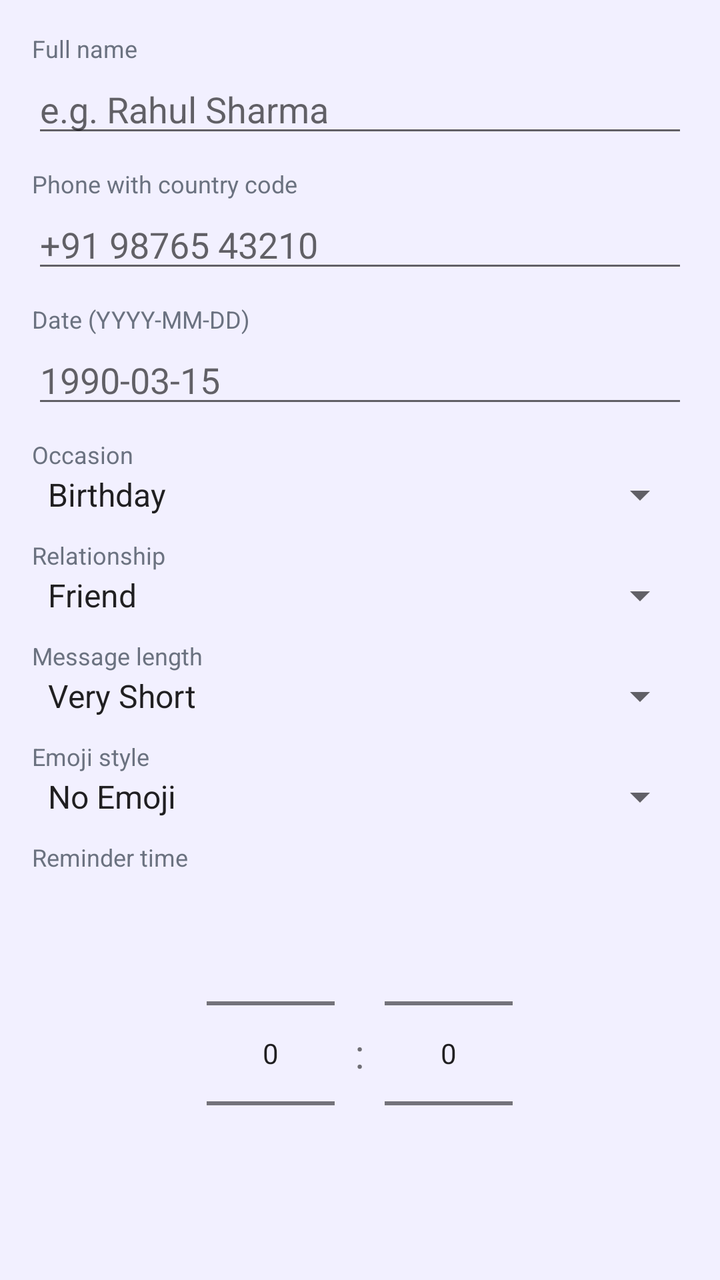
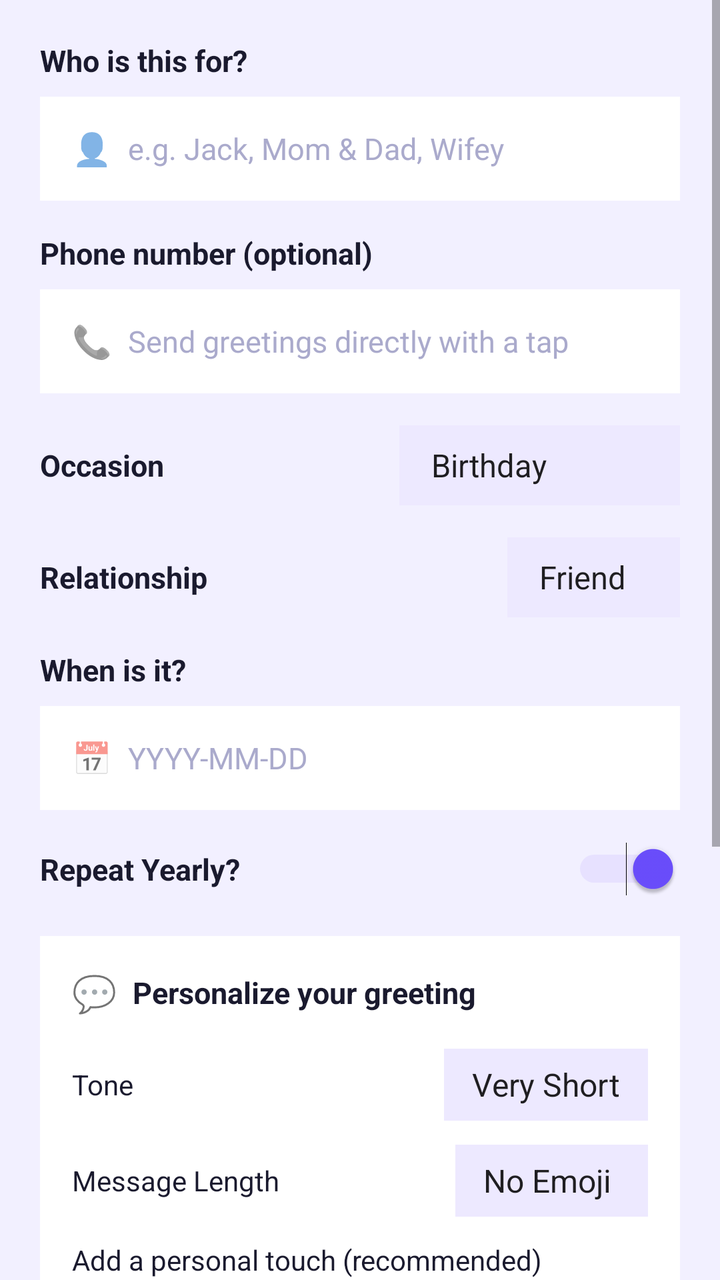

Compare the two renders of this Android layout. The source of the first and the diff that turns it into the second are given below.
<!-- AndroidManifest.xml: application theme Theme.WellWisher -->
<!-- res/layout/dialog_add.xml -->
<?xml version="1.0" encoding="utf-8"?>
<ScrollView xmlns:android="http://schemas.android.com/apk/res/android"
    android:layout_width="match_parent"
    android:layout_height="wrap_content"
    android:padding="16dp">
    <LinearLayout
        android:layout_width="match_parent"
        android:layout_height="wrap_content"
        android:orientation="vertical">
        <TextView android:layout_width="wrap_content" android:layout_height="wrap_content"
            android:text="Full name" android:textSize="12sp" android:textColor="#6b7280"/>
        <EditText android:id="@+id/etName" android:layout_width="match_parent"
            android:layout_height="wrap_content" android:hint="e.g. Rahul Sharma"
            android:layout_marginBottom="10dp"/>
        <TextView android:layout_width="wrap_content" android:layout_height="wrap_content"
            android:text="Phone with country code" android:textSize="12sp" android:textColor="#6b7280"/>
        <EditText android:id="@+id/etPhone" android:layout_width="match_parent"
            android:layout_height="wrap_content" android:hint="+91 98765 43210"
            android:inputType="phone" android:layout_marginBottom="10dp"/>
        <TextView android:layout_width="wrap_content" android:layout_height="wrap_content"
            android:text="Date (YYYY-MM-DD)" android:textSize="12sp" android:textColor="#6b7280"/>
        <EditText android:id="@+id/etDate" android:layout_width="match_parent"
            android:layout_height="wrap_content" android:hint="1990-03-15"
            android:layout_marginBottom="10dp"/>
        <TextView android:layout_width="wrap_content" android:layout_height="wrap_content"
            android:text="Occasion" android:textSize="12sp" android:textColor="#6b7280"/>
        <Spinner android:id="@+id/spinnerCat" android:layout_width="match_parent"
            android:layout_height="wrap_content" android:layout_marginBottom="10dp"
            android:entries="@array/categories"/>
        <TextView android:layout_width="wrap_content" android:layout_height="wrap_content"
            android:text="Relationship" android:textSize="12sp" android:textColor="#6b7280"/>
        <Spinner android:id="@+id/spinnerRel" android:layout_width="match_parent"
            android:layout_height="wrap_content" android:layout_marginBottom="10dp"
            android:entries="@array/relationships"/>
        <TextView android:layout_width="wrap_content" android:layout_height="wrap_content"
            android:text="Message length" android:textSize="12sp" android:textColor="#6b7280"/>
        <Spinner android:id="@+id/spinnerLen" android:layout_width="match_parent"
            android:layout_height="wrap_content" android:layout_marginBottom="10dp"
            android:entries="@array/lengths"/>
        <TextView android:layout_width="wrap_content" android:layout_height="wrap_content"
            android:text="Emoji style" android:textSize="12sp" android:textColor="#6b7280"/>
        <Spinner android:id="@+id/spinnerEmoji" android:layout_width="match_parent"
            android:layout_height="wrap_content" android:layout_marginBottom="10dp"
            android:entries="@array/emojis"/>
        <TextView android:layout_width="wrap_content" android:layout_height="wrap_content"
            android:text="Reminder time" android:textSize="12sp" android:textColor="#6b7280"/>
        <LinearLayout android:layout_width="match_parent" android:layout_height="wrap_content"
            android:gravity="center" android:layout_marginBottom="10dp">
            <NumberPicker android:id="@+id/hourPicker"
                android:layout_width="wrap_content" android:layout_height="wrap_content"/>
            <TextView android:layout_width="wrap_content" android:layout_height="wrap_content"
                android:text="  :  " android:textSize="20sp"/>
            <NumberPicker android:id="@+id/minPicker"
                android:layout_width="wrap_content" android:layout_height="wrap_content"/>
        </LinearLayout>
    </LinearLayout>
</ScrollView>
<!-- resources referenced by this layout -->
<resources>
  <string-array name="categories">
          <item>Birthday</item>
          <item>Anniversary</item>
          <item>Work Anniversary</item>
          <item>Graduation</item>
          <item>Baby Birthday</item>
          <item>Friendship Day</item>
          <item>Custom</item>
      </string-array>
  <string-array name="emojis">
          <item>No Emoji</item>
          <item>Few Emoji</item>
          <item>More Emoji</item>
      </string-array>
  <string-array name="lengths">
          <item>Very Short</item>
          <item>Short</item>
          <item>Long</item>
          <item>Very Long</item>
      </string-array>
  <string-array name="relationships">
          <item>Friend</item>
          <item>Family</item>
          <item>Colleague</item>
          <item>Boss</item>
          <item>Partner</item>
          <item>Other</item>
      </string-array>
  <style name="Theme.WellWisher" parent="Theme.MaterialComponents.DayNight.NoActionBar">
          <item name="colorPrimary">#6B4EFF</item>
          <item name="colorPrimaryVariant">#5038CC</item>
          <item name="colorOnPrimary">#FFFFFF</item>
          <item name="colorSecondary">#6B4EFF</item>
          <item name="colorOnSecondary">#FFFFFF</item>
          <item name="android:statusBarColor">#F2F0FF</item>
          <item name="android:statusBarColor">@android:color/transparent</item>
          <item name="android:windowLightStatusBar">true</item>
          <item name="android:windowBackground">#F2F0FF</item>
      </style>
</resources>

<!-- the commit's change to res/layout/dialog_add.xml (unified diff, before → after) -->
@@ -2,56 +2,340 @@
 <ScrollView xmlns:android="http://schemas.android.com/apk/res/android"
     android:layout_width="match_parent"
     android:layout_height="wrap_content"
-    android:padding="16dp">
+    android:background="#F2F0FF">
+
     <LinearLayout
         android:layout_width="match_parent"
         android:layout_height="wrap_content"
-        android:orientation="vertical">
-        <TextView android:layout_width="wrap_content" android:layout_height="wrap_content"
-            android:text="Full name" android:textSize="12sp" android:textColor="#6b7280"/>
-        <EditText android:id="@+id/etName" android:layout_width="match_parent"
-            android:layout_height="wrap_content" android:hint="e.g. Rahul Sharma"
-            android:layout_marginBottom="10dp"/>
-        <TextView android:layout_width="wrap_content" android:layout_height="wrap_content"
-            android:text="Phone with country code" android:textSize="12sp" android:textColor="#6b7280"/>
-        <EditText android:id="@+id/etPhone" android:layout_width="match_parent"
-            android:layout_height="wrap_content" android:hint="+91 98765 43210"
-            android:inputType="phone" android:layout_marginBottom="10dp"/>
-        <TextView android:layout_width="wrap_content" android:layout_height="wrap_content"
-            android:text="Date (YYYY-MM-DD)" android:textSize="12sp" android:textColor="#6b7280"/>
-        <EditText android:id="@+id/etDate" android:layout_width="match_parent"
-            android:layout_height="wrap_content" android:hint="1990-03-15"
-            android:layout_marginBottom="10dp"/>
-        <TextView android:layout_width="wrap_content" android:layout_height="wrap_content"
-            android:text="Occasion" android:textSize="12sp" android:textColor="#6b7280"/>
-        <Spinner android:id="@+id/spinnerCat" android:layout_width="match_parent"
-            android:layout_height="wrap_content" android:layout_marginBottom="10dp"
-            android:entries="@array/categories"/>
-        <TextView android:layout_width="wrap_content" android:layout_height="wrap_content"
-            android:text="Relationship" android:textSize="12sp" android:textColor="#6b7280"/>
-        <Spinner android:id="@+id/spinnerRel" android:layout_width="match_parent"
-            android:layout_height="wrap_content" android:layout_marginBottom="10dp"
-            android:entries="@array/relationships"/>
-        <TextView android:layout_width="wrap_content" android:layout_height="wrap_content"
-            android:text="Message length" android:textSize="12sp" android:textColor="#6b7280"/>
-        <Spinner android:id="@+id/spinnerLen" android:layout_width="match_parent"
-            android:layout_height="wrap_content" android:layout_marginBottom="10dp"
-            android:entries="@array/lengths"/>
-        <TextView android:layout_width="wrap_content" android:layout_height="wrap_content"
-            android:text="Emoji style" android:textSize="12sp" android:textColor="#6b7280"/>
-        <Spinner android:id="@+id/spinnerEmoji" android:layout_width="match_parent"
-            android:layout_height="wrap_content" android:layout_marginBottom="10dp"
-            android:entries="@array/emojis"/>
-        <TextView android:layout_width="wrap_content" android:layout_height="wrap_content"
-            android:text="Reminder time" android:textSize="12sp" android:textColor="#6b7280"/>
-        <LinearLayout android:layout_width="match_parent" android:layout_height="wrap_content"
-            android:gravity="center" android:layout_marginBottom="10dp">
-            <NumberPicker android:id="@+id/hourPicker"
-                android:layout_width="wrap_content" android:layout_height="wrap_content"/>
-            <TextView android:layout_width="wrap_content" android:layout_height="wrap_content"
-                android:text="  :  " android:textSize="20sp"/>
-            <NumberPicker android:id="@+id/minPicker"
-                android:layout_width="wrap_content" android:layout_height="wrap_content"/>
-        </LinearLayout>
+        android:orientation="vertical"
+        android:padding="20dp">
+
+        
+        <TextView
+            android:layout_width="wrap_content"
+            android:layout_height="wrap_content"
+            android:text="Who is this for?"
+            android:textSize="15sp"
+            android:textStyle="bold"
+            android:textColor="#1A1A2E"
+            android:layout_marginBottom="8dp"/>
+
+        <LinearLayout
+            android:layout_width="match_parent"
+            android:layout_height="52dp"
+            android:orientation="horizontal"
+            android:background="#FFFFFF"
+            android:gravity="center_vertical"
+            android:paddingHorizontal="16dp"
+            android:layout_marginBottom="16dp">
+
+            <TextView
+                android:layout_width="wrap_content"
+                android:layout_height="wrap_content"
+                android:text="👤  "
+                android:textSize="16sp"/>
+
+            <EditText
+                android:id="@+id/etName"
+                android:layout_width="match_parent"
+                android:layout_height="match_parent"
+                android:hint="e.g. Jack, Mom &amp; Dad, Wifey"
+                android:background="@null"
+                android:textSize="15sp"
+                android:textColor="#1A1A2E"
+                android:textColorHint="#AAAACC"/>
+        </LinearLayout>
+
+        
+        <TextView
+            android:layout_width="wrap_content"
+            android:layout_height="wrap_content"
+            android:text="Phone number (optional)"
+            android:textSize="15sp"
+            android:textStyle="bold"
+            android:textColor="#1A1A2E"
+            android:layout_marginBottom="8dp"/>
+
+        <LinearLayout
+            android:layout_width="match_parent"
+            android:layout_height="52dp"
+            android:orientation="horizontal"
+            android:background="#FFFFFF"
+            android:gravity="center_vertical"
+            android:paddingHorizontal="16dp"
+            android:layout_marginBottom="16dp">
+
+            <TextView
+                android:layout_width="wrap_content"
+                android:layout_height="wrap_content"
+                android:text="📞  "
+                android:textSize="16sp"/>
+
+            <EditText
+                android:id="@+id/etPhone"
+                android:layout_width="match_parent"
+                android:layout_height="match_parent"
+                android:hint="Send greetings directly with a tap"
+                android:background="@null"
+                android:inputType="phone"
+                android:textSize="15sp"
+                android:textColor="#1A1A2E"
+                android:textColorHint="#AAAACC"/>
+        </LinearLayout>
+
+        
+        <LinearLayout
+            android:layout_width="match_parent"
+            android:layout_height="wrap_content"
+            android:orientation="horizontal"
+            android:gravity="center_vertical"
+            android:layout_marginBottom="16dp">
+
+            <TextView
+                android:layout_width="0dp"
+                android:layout_height="wrap_content"
+                android:layout_weight="1"
+                android:text="Occasion"
+                android:textSize="15sp"
+                android:textStyle="bold"
+                android:textColor="#1A1A2E"/>
+
+            <Spinner
+                android:id="@+id/spinnerCat"
+                android:layout_width="wrap_content"
+                android:layout_height="40dp"
+                android:background="#EDE9FF"
+                android:padding="8dp"
+                android:entries="@array/categories"/>
+        </LinearLayout>
+
+        
+        <LinearLayout
+            android:layout_width="match_parent"
+            android:layout_height="wrap_content"
+            android:orientation="horizontal"
+            android:gravity="center_vertical"
+            android:layout_marginBottom="16dp">
+
+            <TextView
+                android:layout_width="0dp"
+                android:layout_height="wrap_content"
+                android:layout_weight="1"
+                android:text="Relationship"
+                android:textSize="15sp"
+                android:textStyle="bold"
+                android:textColor="#1A1A2E"/>
+
+            <Spinner
+                android:id="@+id/spinnerRel"
+                android:layout_width="wrap_content"
+                android:layout_height="40dp"
+                android:background="#EDE9FF"
+                android:padding="8dp"
+                android:entries="@array/relationships"/>
+        </LinearLayout>
+
+        
+        <TextView
+            android:layout_width="wrap_content"
+            android:layout_height="wrap_content"
+            android:text="When is it?"
+            android:textSize="15sp"
+            android:textStyle="bold"
+            android:textColor="#1A1A2E"
+            android:layout_marginBottom="8dp"/>
+
+        <LinearLayout
+            android:layout_width="match_parent"
+            android:layout_height="52dp"
+            android:orientation="horizontal"
+            android:background="#FFFFFF"
+            android:gravity="center_vertical"
+            android:paddingHorizontal="16dp"
+            android:layout_marginBottom="16dp">
+
+            <TextView
+                android:layout_width="wrap_content"
+                android:layout_height="wrap_content"
+                android:text="📅  "
+                android:textSize="16sp"/>
+
+            <EditText
+                android:id="@+id/etDate"
+                android:layout_width="0dp"
+                android:layout_height="match_parent"
+                android:layout_weight="1"
+                android:hint="YYYY-MM-DD"
+                android:background="@null"
+                android:textSize="15sp"
+                android:textColor="#1A1A2E"
+                android:textColorHint="#AAAACC"/>
+        </LinearLayout>
+
+        
+        <LinearLayout
+            android:layout_width="match_parent"
+            android:layout_height="wrap_content"
+            android:orientation="horizontal"
+            android:gravity="center_vertical"
+            android:layout_marginBottom="20dp">
+
+            <TextView
+                android:layout_width="0dp"
+                android:layout_height="wrap_content"
+                android:layout_weight="1"
+                android:text="Repeat Yearly?"
+                android:textSize="15sp"
+                android:textStyle="bold"
+                android:textColor="#1A1A2E"/>
+
+            <Switch
+                android:id="@+id/switchRepeat"
+                android:layout_width="wrap_content"
+                android:layout_height="wrap_content"
+                android:checked="true"
+                android:thumbTint="#6B4EFF"
+                android:trackTint="#C4B5FD"/>
+        </LinearLayout>
+
+        
+        <LinearLayout
+            android:layout_width="match_parent"
+            android:layout_height="wrap_content"
+            android:orientation="vertical"
+            android:background="#FFFFFF"
+            android:padding="16dp"
+            android:layout_marginBottom="16dp">
+
+            <LinearLayout
+                android:layout_width="wrap_content"
+                android:layout_height="wrap_content"
+                android:orientation="horizontal"
+                android:gravity="center_vertical"
+                android:layout_marginBottom="16dp">
+
+                <TextView
+                    android:layout_width="wrap_content"
+                    android:layout_height="wrap_content"
+                    android:text="💬"
+                    android:textSize="18sp"
+                    android:layout_marginEnd="8dp"/>
+
+                <TextView
+                    android:layout_width="wrap_content"
+                    android:layout_height="wrap_content"
+                    android:text="Personalize your greeting"
+                    android:textSize="15sp"
+                    android:textStyle="bold"
+                    android:textColor="#1A1A2E"/>
+            </LinearLayout>
+
+            
+            <LinearLayout
+                android:layout_width="match_parent"
+                android:layout_height="wrap_content"
+                android:orientation="horizontal"
+                android:gravity="center_vertical"
+                android:layout_marginBottom="12dp">
+
+                <TextView
+                    android:layout_width="0dp"
+                    android:layout_height="wrap_content"
+                    android:layout_weight="1"
+                    android:text="Tone"
+                    android:textSize="14sp"
+                    android:textColor="#1A1A2E"/>
+
+                <Spinner
+                    android:id="@+id/spinnerLen"
+                    android:layout_width="wrap_content"
+                    android:layout_height="36dp"
+                    android:background="#EDE9FF"
+                    android:padding="6dp"
+                    android:entries="@array/lengths"/>
+            </LinearLayout>
+
+            
+            <LinearLayout
+                android:layout_width="match_parent"
+                android:layout_height="wrap_content"
+                android:orientation="horizontal"
+                android:gravity="center_vertical"
+                android:layout_marginBottom="12dp">
+
+                <TextView
+                    android:layout_width="0dp"
+                    android:layout_height="wrap_content"
+                    android:layout_weight="1"
+                    android:text="Message Length"
+                    android:textSize="14sp"
+                    android:textColor="#1A1A2E"/>
+
+                <Spinner
+                    android:id="@+id/spinnerEmoji"
+                    android:layout_width="wrap_content"
+                    android:layout_height="36dp"
+                    android:background="#EDE9FF"
+                    android:padding="6dp"
+                    android:entries="@array/emojis"/>
+            </LinearLayout>
+
+            
+            <TextView
+                android:layout_width="wrap_content"
+                android:layout_height="wrap_content"
+                android:text="Add a personal touch (recommended)"
+                android:textSize="14sp"
+                android:textColor="#1A1A2E"
+                android:layout_marginBottom="8dp"/>
+
+            <EditText
+                android:id="@+id/etPersonal"
+                android:layout_width="match_parent"
+                android:layout_height="80dp"
+                android:hint="e.g. We met in college / She's a great singer / He just had a baby"
+                android:background="#F2F0FF"
+                android:padding="12dp"
+                android:gravity="top"
+                android:textSize="13sp"
+                android:textColorHint="#AAAACC"/>
+        </LinearLayout>
+
+        
+        <LinearLayout
+            android:layout_width="match_parent"
+            android:layout_height="wrap_content"
+            android:orientation="horizontal"
+            android:gravity="center_vertical"
+            android:layout_marginBottom="8dp">
+
+            <TextView
+                android:layout_width="0dp"
+                android:layout_height="wrap_content"
+                android:layout_weight="1"
+                android:text="⏰ Remind me at"
+                android:textSize="15sp"
+                android:textStyle="bold"
+                android:textColor="#1A1A2E"/>
+
+            <NumberPicker
+                android:id="@+id/hourPicker"
+                android:layout_width="wrap_content"
+                android:layout_height="wrap_content"/>
+
+            <TextView
+                android:layout_width="wrap_content"
+                android:layout_height="wrap_content"
+                android:text=" : "
+                android:textSize="18sp"
+                android:textColor="#6B4EFF"
+                android:textStyle="bold"/>
+
+            <NumberPicker
+                android:id="@+id/minPicker"
+                android:layout_width="wrap_content"
+                android:layout_height="wrap_content"/>
+        </LinearLayout>
+
     </LinearLayout>
 </ScrollView>
